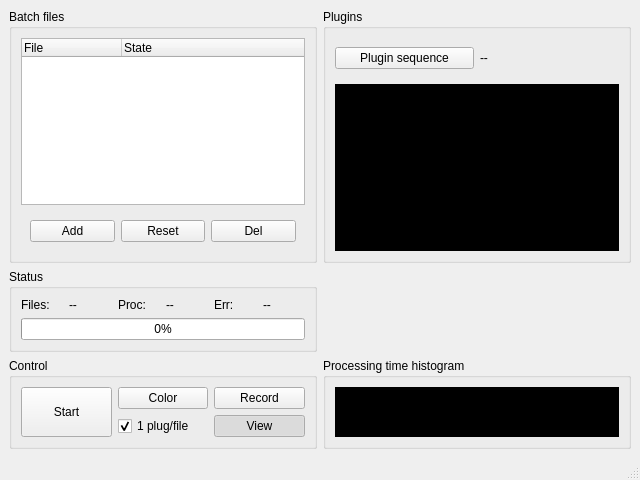
This is main/tools/ui/batchfiltersmainwindow.ui in cseyve/piaf as Qt 5 draws it before an edit. The edited form follows.
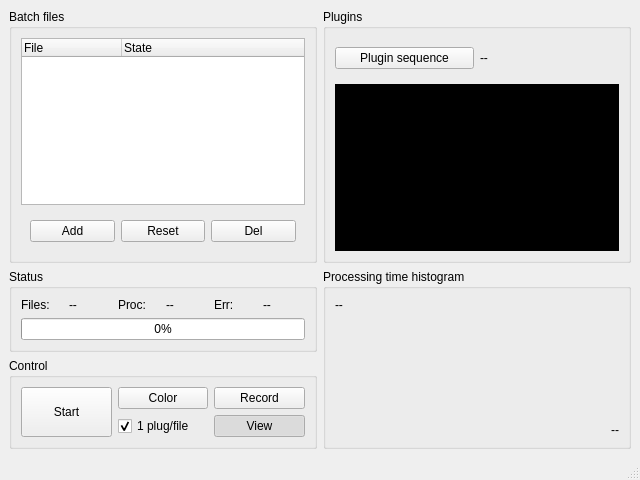
This is the edited form. Icons and pictures are not drawn. Custom widgets are drawn as their Qt base class.

Diff of the .ui file:
```diff
--- a/main/tools/ui/batchfiltersmainwindow.ui
+++ b/main/tools/ui/batchfiltersmainwindow.ui
@@ -292,25 +292,57 @@
       </layout>
      </widget>
     </item>
-    <item row="2" column="1">
+    <item row="1" column="1" rowspan="2">
      <widget class="QGroupBox" name="groupBox_3">
+      <property name="sizePolicy">
+       <sizepolicy hsizetype="Preferred" vsizetype="Expanding">
+        <horstretch>0</horstretch>
+        <verstretch>0</verstretch>
+       </sizepolicy>
+      </property>
       <property name="title">
        <string>Processing time histogram</string>
       </property>
       <layout class="QVBoxLayout" name="verticalLayout_2">
+       <item>
+        <widget class="QLabel" name="histoStatsLabel">
+         <property name="sizePolicy">
+          <sizepolicy hsizetype="Preferred" vsizetype="Minimum">
+           <horstretch>0</horstretch>
+           <verstretch>0</verstretch>
+          </sizepolicy>
+         </property>
+         <property name="text">
+          <string>--</string>
+         </property>
+        </widget>
+       </item>
        <item>
         <widget class="QLabel" name="histogramLabel">
          <property name="sizePolicy">
-          <sizepolicy hsizetype="Preferred" vsizetype="Preferred">
+          <sizepolicy hsizetype="Preferred" vsizetype="Expanding">
            <horstretch>0</horstretch>
            <verstretch>0</verstretch>
           </sizepolicy>
          </property>
          <property name="styleSheet">
-          <string notr="true">background-color: rgb(0, 0, 0);</string>
+          <string notr="true"/>
          </property>
          <property name="text">
           <string/>
+         </property>
+         <property name="scaledContents">
+          <bool>true</bool>
+         </property>
+        </widget>
+       </item>
+       <item>
+        <widget class="QLabel" name="histoMaxLabel">
+         <property name="text">
+          <string>--</string>
+         </property>
+         <property name="alignment">
+          <set>Qt::AlignRight|Qt::AlignTrailing|Qt::AlignVCenter</set>
          </property>
         </widget>
        </item>
```
Left out of the diff: 18 changed lines with no effect on the pictures.
